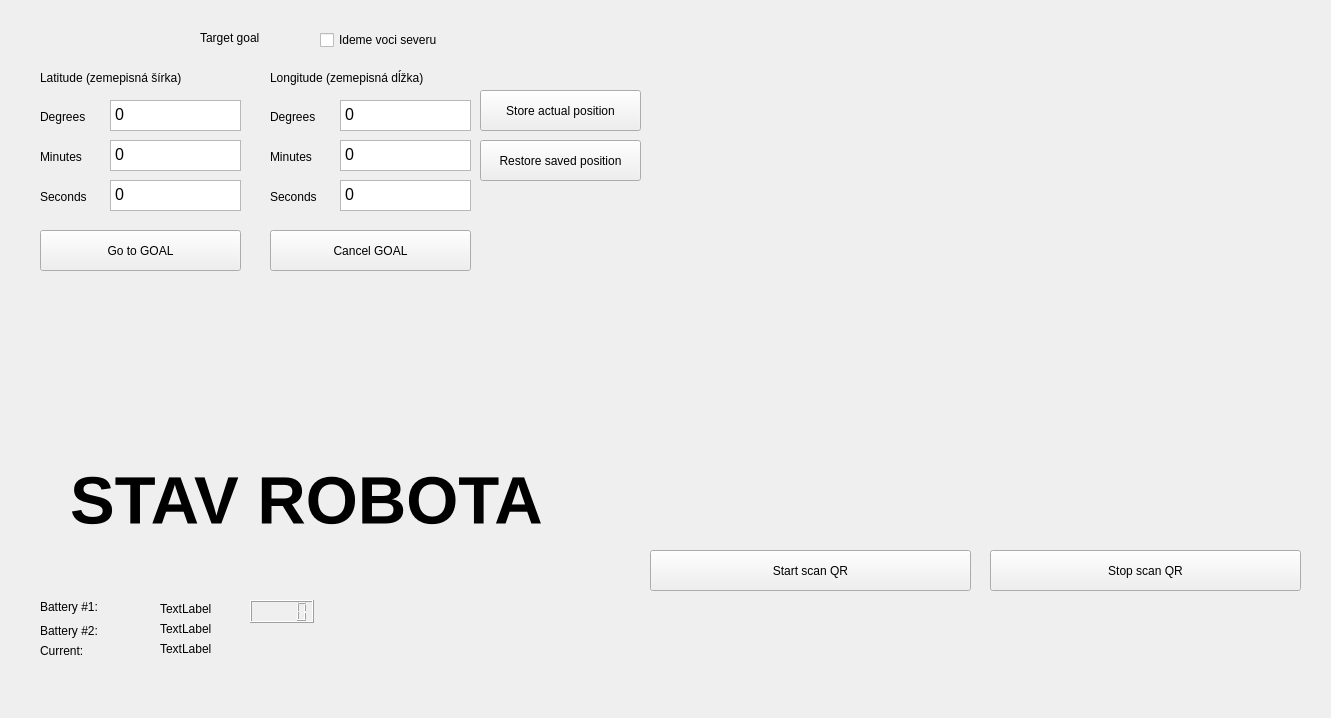
First picture: the form in mrvk_gui/uis/ControlWidget.ui, repository MatejBartosovic/mrvk_project, before the edit.
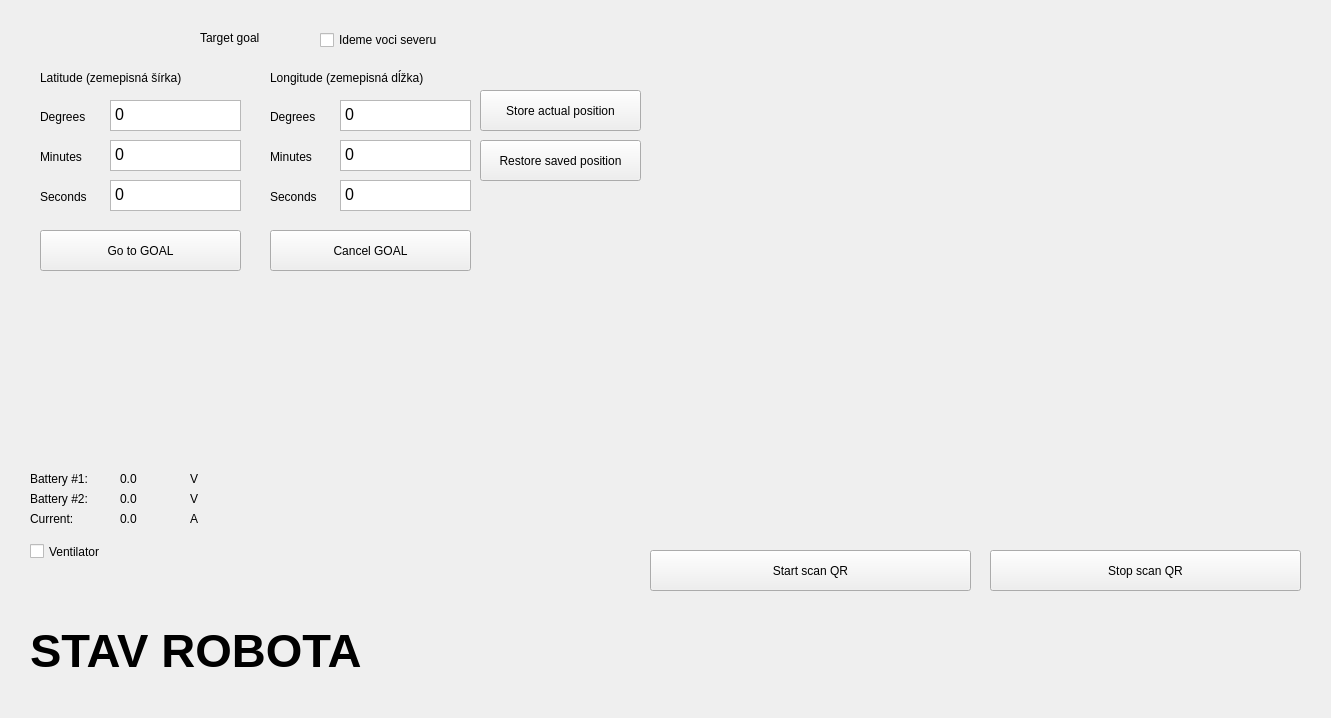
Second picture: the form after the edit.

Commit message: add battery voltage to gui, add ventilator checkbox

Diff of the .ui file:
```diff
--- a/mrvk_gui/uis/ControlWidget.ui
+++ b/mrvk_gui/uis/ControlWidget.ui
@@ -248,15 +248,15 @@
   <widget class="QLabel" name="information_label">
    <property name="geometry">
     <rect>
-     <x>70</x>
-     <y>410</y>
+     <x>30</x>
+     <y>610</y>
      <width>541</width>
-     <height>181</height>
+     <height>81</height>
     </rect>
    </property>
    <property name="font">
     <font>
-     <pointsize>50</pointsize>
+     <pointsize>35</pointsize>
      <weight>75</weight>
      <bold>true</bold>
     </font>
@@ -365,10 +365,10 @@
   <widget class="QLabel" name="label">
    <property name="geometry">
     <rect>
-     <x>40</x>
-     <y>596</y>
-     <width>111</width>
-     <height>21</height>
+     <x>30</x>
+     <y>470</y>
+     <width>77</width>
+     <height>17</height>
     </rect>
    </property>
    <property name="text">
@@ -378,10 +378,10 @@
   <widget class="QLabel" name="label_10">
    <property name="geometry">
     <rect>
-     <x>40</x>
-     <y>620</y>
-     <width>111</width>
-     <height>21</height>
+     <x>30</x>
+     <y>490</y>
+     <width>77</width>
+     <height>17</height>
     </rect>
    </property>
    <property name="text">
@@ -391,10 +391,10 @@
   <widget class="QLabel" name="label_11">
    <property name="geometry">
     <rect>
-     <x>40</x>
-     <y>640</y>
-     <width>111</width>
-     <height>21</height>
+     <x>30</x>
+     <y>510</y>
+     <width>56</width>
+     <height>17</height>
     </rect>
    </property>
    <property name="text">
@@ -404,51 +404,93 @@
   <widget class="QLabel" name="battery1_label">
    <property name="geometry">
     <rect>
-     <x>160</x>
-     <y>600</y>
+     <x>120</x>
+     <y>470</y>
      <width>67</width>
      <height>17</height>
     </rect>
    </property>
    <property name="text">
-    <string>TextLabel</string>
+    <string>0.0</string>
    </property>
   </widget>
   <widget class="QLabel" name="battery2_label">
    <property name="geometry">
     <rect>
-     <x>160</x>
-     <y>620</y>
+     <x>120</x>
+     <y>490</y>
      <width>67</width>
      <height>17</height>
     </rect>
    </property>
    <property name="text">
-    <string>TextLabel</string>
+    <string>0.0</string>
    </property>
   </widget>
   <widget class="QLabel" name="current_label">
    <property name="geometry">
     <rect>
-     <x>160</x>
-     <y>640</y>
+     <x>120</x>
+     <y>510</y>
      <width>67</width>
      <height>17</height>
     </rect>
    </property>
    <property name="text">
-    <string>TextLabel</string>
+    <string>0.0</string>
    </property>
   </widget>
-  <widget class="QLCDNumber" name="battery1_lcd">
+  <widget class="QCheckBox" name="ventilator_cbx">
    <property name="geometry">
     <rect>
-     <x>250</x>
-     <y>600</y>
-     <width>64</width>
+     <x>30</x>
+     <y>540</y>
+     <width>101</width>
      <height>23</height>
     </rect>
    </property>
+   <property name="text">
+    <string>Ventilator</string>
+   </property>
+  </widget>
+  <widget class="QLabel" name="label_12">
+   <property name="geometry">
+    <rect>
+     <x>190</x>
+     <y>470</y>
+     <width>10</width>
+     <height>17</height>
+    </rect>
+   </property>
+   <property name="text">
+    <string>V</string>
+   </property>
+  </widget>
+  <widget class="QLabel" name="label_13">
+   <property name="geometry">
+    <rect>
+     <x>190</x>
+     <y>490</y>
+     <width>10</width>
+     <height>17</height>
+    </rect>
+   </property>
+   <property name="text">
+    <string>V</string>
+   </property>
+  </widget>
+  <widget class="QLabel" name="label_14">
+   <property name="geometry">
+    <rect>
+     <x>190</x>
+     <y>510</y>
+     <width>10</width>
+     <height>17</height>
+    </rect>
+   </property>
+   <property name="text">
+    <string>A</string>
+   </property>
   </widget>
   <zorder>label_2</zorder>
   <zorder>label_3</zorder>
```
Left out of the diff: 5 changed lines with no effect on the pictures. The commit also changes 2 other files.
